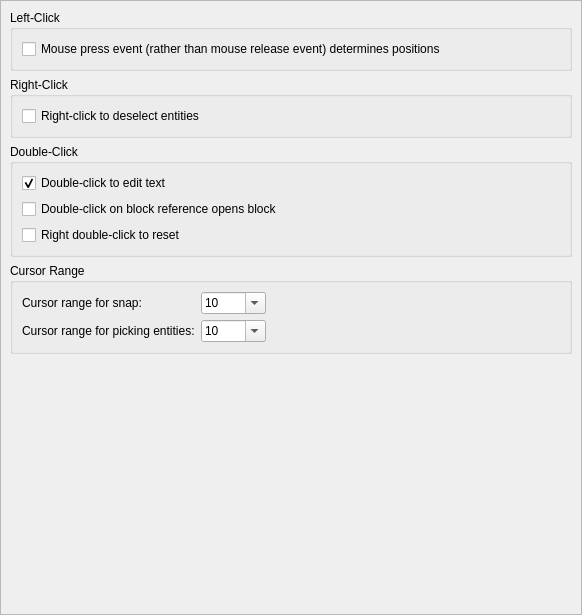
Above: scripts/Edit/AppPreferences/GraphicsViewPreferences/BehaviorPreferences/PreferencesPage.ui from qcad/qcad before the change. Below: the same form after it.
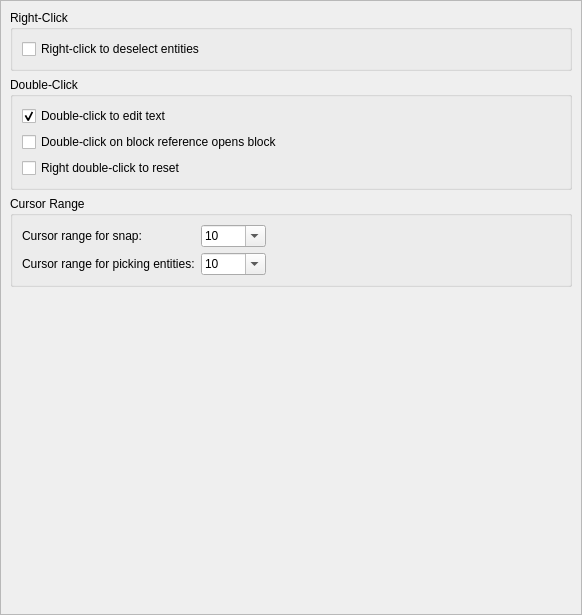
That is the form after the change.

Commit message: revert preference to use mouse button press (not release) to define points

Patch:
```diff
--- a/scripts/Edit/AppPreferences/GraphicsViewPreferences/BehaviorPreferences/PreferencesPage.ui
+++ b/scripts/Edit/AppPreferences/GraphicsViewPreferences/BehaviorPreferences/PreferencesPage.ui
@@ -27,23 +27,7 @@
    </property>
    <layout class="QVBoxLayout" name="verticalLayout_4">
     <item>
-     <widget class="QGroupBox" name="groupBox_3">
-      <property name="title">
-       <string>Left-Click</string>
-      </property>
-      <layout class="QVBoxLayout" name="verticalLayout_3">
-       <item>
-        <widget class="QCheckBox" name="PositionByMousePress">
-         <property name="text">
-          <string>Mouse press event (rather than mouse release event) determines positions</string>
-         </property>
-        </widget>
-       </item>
-      </layout>
-     </widget>
-    </item>
-    <item>
-     <widget class="QGroupBox" name="groupBox">
+     <widget class="QGroupBox" name="RightClick">
       <property name="title">
        <string>Right-Click</string>
       </property>
```
The commit also changes 3 other files.
